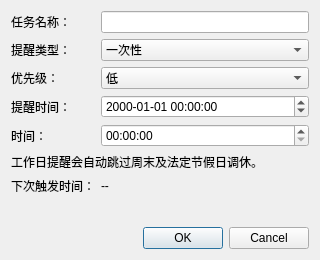
Old version of the form src/reminderedit.ui in the repository SwartzMss/EasyNotify.
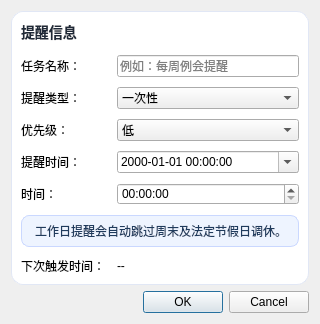
New version of the form.

Diff of the .ui file:
```diff
--- a/src/reminderedit.ui
+++ b/src/reminderedit.ui
@@ -14,8 +14,54 @@
    <string>编辑提醒</string>
   </property>
   <layout class="QVBoxLayout" name="mainLayout">
+   <property name="contentsMargins">
+    <left>16</left>
+    <top>16</top>
+    <right>16</right>
+    <bottom>16</bottom>
+   </property>
+   <item>
+    <widget class="QFrame" name="bodyFrame">
+     <property name="frameShape">
+      <enum>QFrame::NoFrame</enum>
+     </property>
+     <property name="frameShadow">
+      <enum>QFrame::Plain</enum>
+     </property>
+     <property name="styleSheet">
+      <string notr="true">QFrame#bodyFrame{background-color:#ffffff;border:1px solid #e1e7f5;border-radius:12px;}</string>
+     </property>
+     <layout class="QVBoxLayout" name="bodyLayout">
+      <property name="spacing">
+       <number>12</number>
+      </property>
+      <property name="contentsMargins">
+       <left>16</left>
+       <top>16</top>
+       <right>16</right>
+       <bottom>16</bottom>
+      </property>
+      <item>
+       <widget class="QLabel" name="sectionTitle">
+        <property name="text">
+         <string>提醒信息</string>
+        </property>
+        <property name="styleSheet">
+         <string notr="true">font-size:14px;font-weight:600;color:#1f2937;</string>
+        </property>
+       </widget>
+      </item>
    <item>
     <layout class="QFormLayout" name="formLayout">
+        <property name="formAlignment">
+         <set>Qt::AlignLeft|Qt::AlignTop</set>
+        </property>
+        <property name="horizontalSpacing">
+         <number>12</number>
+        </property>
+        <property name="verticalSpacing">
+         <number>10</number>
+        </property>
      <item row="0" column="0">
       <widget class="QLabel" name="nameLabel">
        <property name="text">
@@ -24,7 +70,11 @@
       </widget>
      </item>
      <item row="0" column="1">
-      <widget class="QLineEdit" name="nameEdit"/>
+         <widget class="QLineEdit" name="nameEdit">
+          <property name="placeholderText">
+           <string>例如：每周例会提醒</string>
+          </property>
+         </widget>
      </item>
      <item row="1" column="0">
       <widget class="QLabel" name="typeLabel">
@@ -90,6 +140,9 @@
        <property name="displayFormat">
         <string>yyyy-MM-dd HH:mm:ss</string>
        </property>
+          <property name="calendarPopup">
+           <bool>true</bool>
+          </property>
       </widget>
      </item>
      <item row="4" column="0">
@@ -117,6 +170,9 @@
        <property name="wordWrap">
         <bool>true</bool>
        </property>
+          <property name="styleSheet">
+           <string notr="true">background-color:#eef4ff;border:1px solid #cad8ff;border-radius:8px;padding:6px 10px;color:#1f3b5d;</string>
+          </property>
       </widget>
      </item>
      <item row="6" column="0">
@@ -134,6 +190,9 @@
       </widget>
      </item>
     </layout>
+      </item>
+     </layout>
+    </widget>
    </item>
    <item>
     <widget class="QDialogButtonBox" name="buttonBox">
```
Lines whose indentation alone changed are shown as unchanged.
